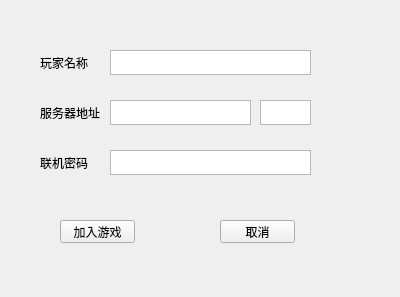
Above: connection.ui from VazeKerykeion/The-Chess-of-Yggdrasill before the change. Below: the same form after it.
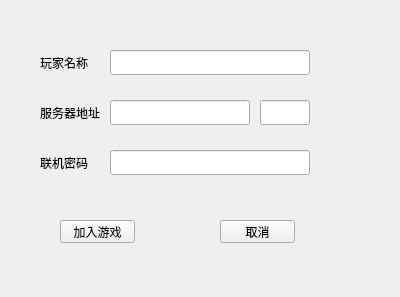
That is the form after the change.

```diff
--- a/connection.ui
+++ b/connection.ui
@@ -27,19 +27,6 @@
      <string>玩家名称</string>
     </property>
    </widget>
-      <widget class="QTextEdit" name="textEdit">
-          <property name="enabled">
-              <bool>true</bool>
-          </property>
-          <property name="geometry">
-              <rect>
-                  <x>110</x>
-                  <y>50</y>
-                  <width>201</width>
-                  <height>25</height>
-              </rect>
-          </property>
-      </widget>
    <widget class="QLabel" name="label_2">
     <property name="geometry">
      <rect>
@@ -53,29 +40,6 @@
      <string>服务器地址</string>
     </property>
    </widget>
-   <widget class="QTextEdit" name="textEdit_2">
-    <property name="geometry">
-     <rect>
-      <x>110</x>
-      <y>100</y>
-      <width>141</width>
-      <height>25</height>
-     </rect>
-    </property>
-   </widget>
-      <widget class="QTextEdit" name="textEdit_3">
-          <property name="enabled">
-              <bool>true</bool>
-          </property>
-          <property name="geometry">
-              <rect>
-                  <x>260</x>
-                  <y>100</y>
-                  <width>51</width>
-                  <height>25</height>
-              </rect>
-          </property>
-      </widget>
    <widget class="QLabel" name="label_3">
     <property name="geometry">
      <rect>
@@ -89,19 +53,6 @@
      <string>联机密码</string>
     </property>
    </widget>
-      <widget class="QTextEdit" name="textEdit_4">
-          <property name="enabled">
-              <bool>true</bool>
-          </property>
-          <property name="geometry">
-              <rect>
-                  <x>110</x>
-                  <y>150</y>
-                  <width>201</width>
-                  <height>25</height>
-              </rect>
-          </property>
-      </widget>
    <widget class="QPushButton" name="pushButton_2">
     <property name="geometry">
      <rect>
@@ -128,6 +79,46 @@
      <string>取消</string>
     </property>
    </widget>
+      <widget class="QLineEdit" name="IPaddr">
+          <property name="geometry">
+              <rect>
+                  <x>110</x>
+                  <y>100</y>
+                  <width>140</width>
+                  <height>25</height>
+              </rect>
+          </property>
+      </widget>
+      <widget class="QLineEdit" name="player_name">
+          <property name="geometry">
+              <rect>
+                  <x>110</x>
+                  <y>50</y>
+                  <width>200</width>
+                  <height>25</height>
+              </rect>
+          </property>
+      </widget>
+      <widget class="QLineEdit" name="port">
+          <property name="geometry">
+              <rect>
+                  <x>260</x>
+                  <y>100</y>
+                  <width>50</width>
+                  <height>25</height>
+              </rect>
+          </property>
+      </widget>
+      <widget class="QLineEdit" name="password">
+          <property name="geometry">
+              <rect>
+                  <x>110</x>
+                  <y>150</y>
+                  <width>200</width>
+                  <height>25</height>
+              </rect>
+          </property>
+      </widget>
   </widget>
  </widget>
  <resources/>
```
Left out of the diff: 22 changed lines with no effect on the pictures.
